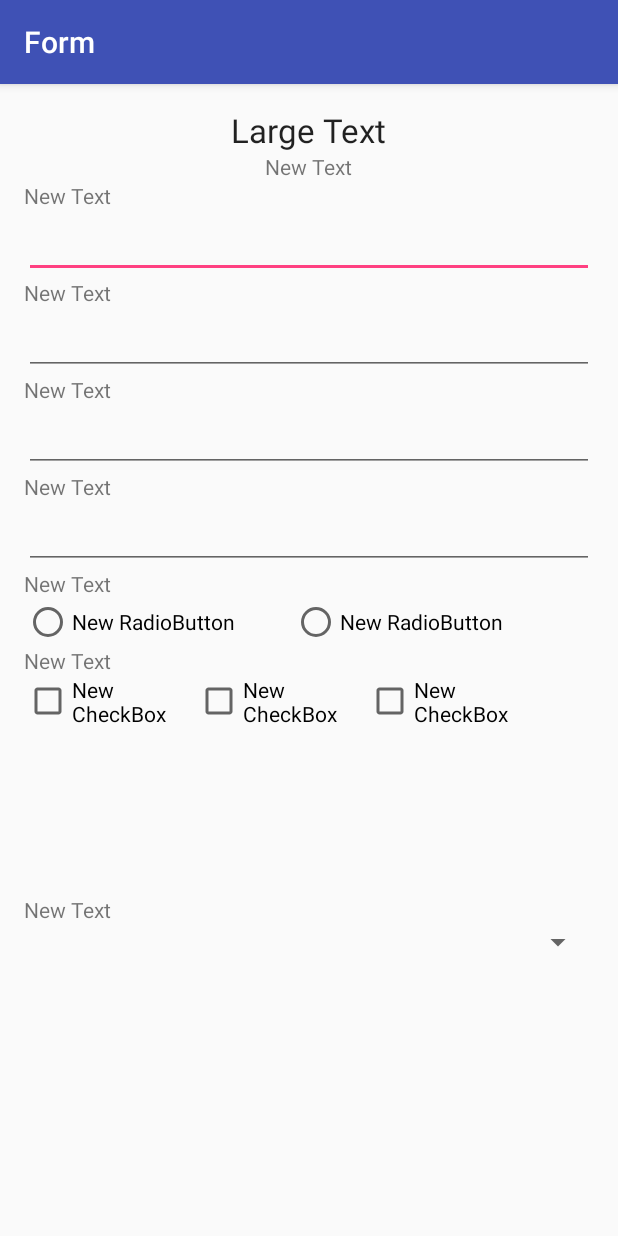
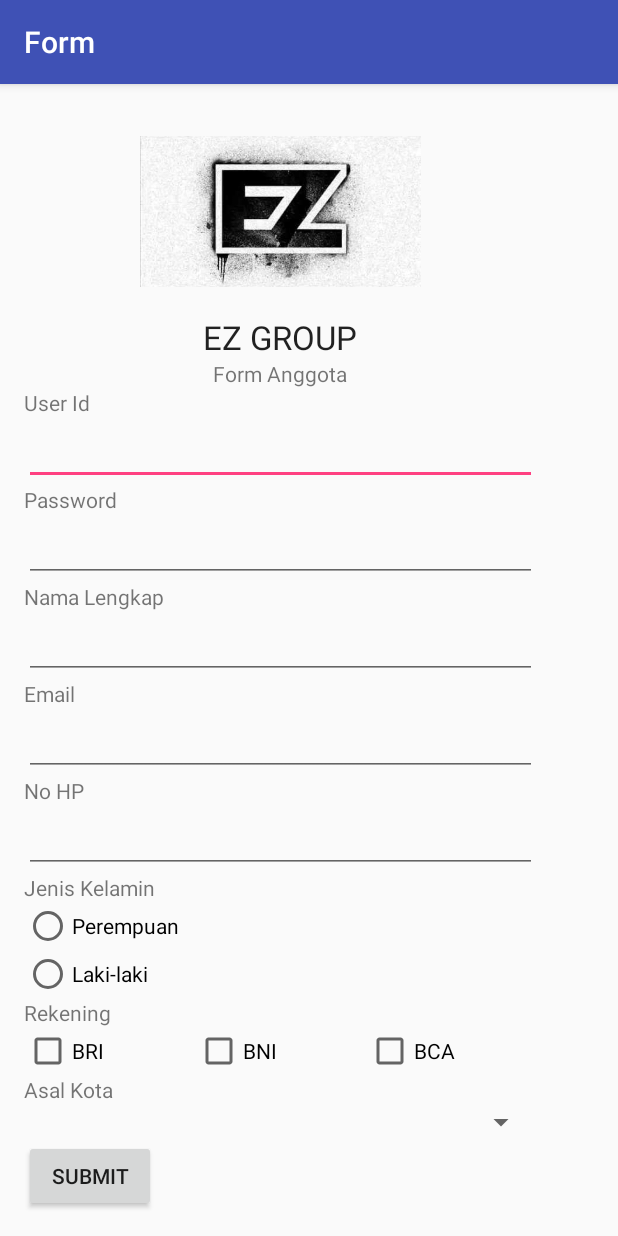
Before and after one commit to rizaalvinazizi1234/form, an Android app: the screen it shows after launch (MainActivity), on a phone screen of 412 x 824 dp. Run offline under Robolectric (Android 15) with nearby library versions, the phone set to English and light mode, and no system bars.

Commit message:
-designrevisi

```diff
--- a/app/src/main/res/layout/activity_main.xml
+++ b/app/src/main/res/layout/activity_main.xml
@@ -1,4 +1,8 @@
 <?xml version="1.0" encoding="utf-8"?>
+<ScrollView xmlns:android="http://schemas.android.com/apk/res/android"
+    android:id="@+id/scrollView"
+    android:layout_width="wrap_content"
+    android:layout_height="wrap_content">
 <LinearLayout xmlns:android="http://schemas.android.com/apk/res/android"
     xmlns:tools="http://schemas.android.com/tools"
     android:layout_width="match_parent"
@@ -11,12 +15,19 @@
     android:weightSum="1"
     tools:context="id.sch.smktelkom_mlg.tugas01.xirpl1032.form.MainActivity">
 
+    <ImageView
+        android:id="@+id/imageView"
+        android:layout_width="187dp"
+        android:layout_height="138dp"
+        android:layout_gravity="center"
+        android:src="@drawable/a" />
+
     <TextView
         android:id="@+id/textView"
         android:layout_width="wrap_content"
         android:layout_height="wrap_content"
         android:layout_gravity="center_horizontal"
-        android:text="Large Text"
+        android:text="EZ GROUP"
         android:textAppearance="?android:attr/textAppearanceLarge" />
 
     <TextView
@@ -24,19 +35,13 @@
         android:layout_width="wrap_content"
         android:layout_height="wrap_content"
         android:layout_gravity="center_horizontal"
-        android:text="New Text" />
-
-    <ImageView
-        android:id="@+id/imageView"
-        android:layout_width="wrap_content"
-        android:layout_height="wrap_content"
-        android:layout_gravity="center_horizontal" />
+        android:text="Form Anggota" />
 
     <TextView
         android:id="@+id/textView3"
         android:layout_width="wrap_content"
         android:layout_height="wrap_content"
-        android:text="New Text" />
+        android:text="User Id" />
 
     <EditText
         android:id="@+id/editText"
@@ -47,7 +52,7 @@
         android:id="@+id/textView4"
         android:layout_width="wrap_content"
         android:layout_height="wrap_content"
-        android:text="New Text" />
+        android:text="Password" />
 
     <EditText
         android:id="@+id/editText2"
@@ -57,10 +62,21 @@
         android:inputType="textPassword" />
 
     <TextView
+        android:id="@+id/textView10"
+        android:layout_width="wrap_content"
+        android:layout_height="wrap_content"
+        android:text="Nama Lengkap" />
+
+    <EditText
+        android:id="@+id/editText5"
+        android:layout_width="match_parent"
+        android:layout_height="wrap_content" />
+
+    <TextView
         android:id="@+id/textView5"
         android:layout_width="wrap_content"
         android:layout_height="wrap_content"
-        android:text="New Text" />
+        android:text="Email" />
 
     <EditText
         android:id="@+id/editText3"
@@ -73,7 +89,7 @@
         android:id="@+id/textView6"
         android:layout_width="wrap_content"
         android:layout_height="wrap_content"
-        android:text="New Text" />
+        android:text="No HP" />
 
     <EditText
         android:id="@+id/editText4"
@@ -86,39 +102,39 @@
         android:id="@+id/textView7"
         android:layout_width="wrap_content"
         android:layout_height="wrap_content"
-        android:text="New Text" />
+        android:text="Jenis Kelamin" />
 
-    <RadioGroup
-        android:layout_width="332dp"
-        android:layout_height="wrap_content">
+    <LinearLayout
+        android:layout_width="match_parent"
+        android:layout_height="wrap_content"
+        android:orientation="horizontal">
 
-        <LinearLayout
-            android:layout_width="match_parent"
-            android:layout_height="wrap_content"
-            android:orientation="horizontal"
-            android:weightSum="1">
+        <RadioGroup
+            android:layout_width="332dp"
+            android:layout_height="wrap_content">
+
+            <RadioButton
+                android:id="@+id/radioButton"
+                android:layout_width="wrap_content"
+                android:layout_height="wrap_content"
+                android:checked="false"
+                android:text="Perempuan" />
 
             <RadioButton
                 android:id="@+id/radioButton2"
                 android:layout_width="wrap_content"
                 android:layout_height="wrap_content"
                 android:layout_weight="0.75"
-                android:text="New RadioButton" />
-
-            <RadioButton
-                android:id="@+id/radioButton"
-                android:layout_width="wrap_content"
-                android:layout_height="wrap_content"
-                android:text="New RadioButton" />
-        </LinearLayout>
-
-    </RadioGroup>
+                android:checked="false"
+                android:text="Laki-laki" />
+        </RadioGroup>
+    </LinearLayout>
 
     <TextView
         android:id="@+id/textView8"
         android:layout_width="wrap_content"
         android:layout_height="wrap_content"
-        android:text="New Text" />
+        android:text="Rekening" />
 
     <LinearLayout
         android:layout_width="wrap_content"
@@ -130,19 +146,22 @@
             android:id="@+id/checkBox2"
             android:layout_width="114dp"
             android:layout_height="wrap_content"
-            android:text="New CheckBox" />
+            android:checked="false"
+            android:text="BRI" />
 
         <CheckBox
             android:id="@+id/checkBox3"
             android:layout_width="114dp"
             android:layout_height="wrap_content"
-            android:text="New CheckBox" />
+            android:checked="false"
+            android:text="BNI" />
 
         <CheckBox
             android:id="@+id/checkBox"
             android:layout_width="114dp"
             android:layout_height="wrap_content"
-            android:text="New CheckBox" />
+            android:checked="false"
+            android:text="BCA" />
 
     </LinearLayout>
 
@@ -150,11 +169,19 @@
         android:id="@+id/textView9"
         android:layout_width="wrap_content"
         android:layout_height="wrap_content"
-        android:text="New Text" />
+        android:text="Asal Kota" />
 
     <Spinner
         android:id="@+id/spinner"
         android:layout_width="match_parent"
         android:layout_height="wrap_content"
         android:layout_gravity="center_horizontal" />
+
+    <Button
+        android:id="@+id/button"
+        android:layout_width="wrap_content"
+        android:layout_height="wrap_content"
+        android:text="Submit" />
+
 </LinearLayout>
+</ScrollView>
```
Also changed, not shown: app/src/main/res/drawable/a.png (added).
